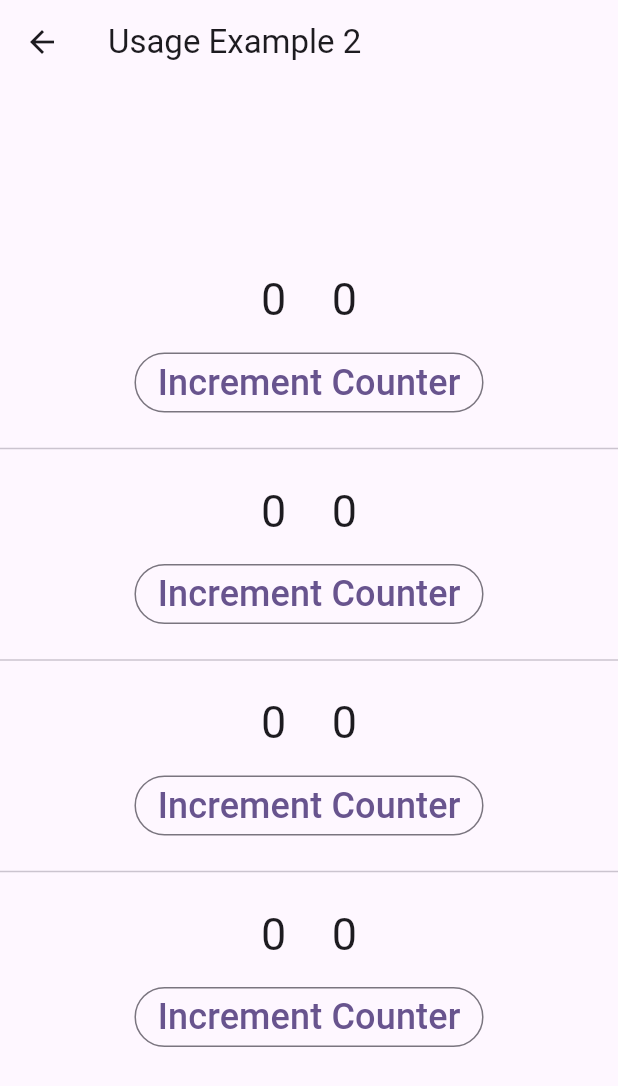
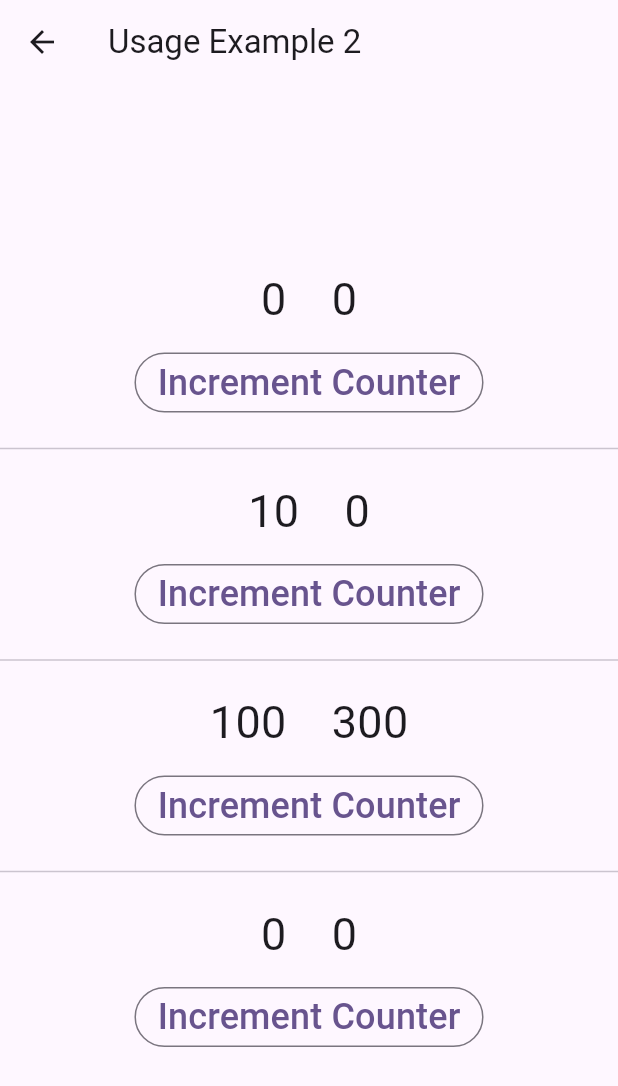
Before and after one commit to heavyfran/subtree_scope, a Flutter app: the screen it shows after launch, after a tap on "Usage Example 2", on a phone screen of 412 x 824 dp. Shown: the top 1086 px of the screen. Run offline on Flutter 3.47's test engine with Material 2 defaults, Android fonts, the phone set to English and light mode, and no system bars; our stand-ins replace flutter_riverpod, riverpod_annotation; generated files the repository leaves out were written again.

Commit message:
usage example 2

```diff
--- a/lib/pages/example2_page.dart
+++ b/lib/pages/example2_page.dart
@@ -1,5 +1,37 @@
 import 'package:flutter/material.dart';
 import 'package:flutter_riverpod/flutter_riverpod.dart';
+import 'package:riverpod_annotation/riverpod_annotation.dart';
+
+part 'example2_page.g.dart';
+
+@Riverpod(keepAlive: true, dependencies: [])
+class Ex2Counter extends _$Ex2Counter {
+  @override
+  int build() {
+    return 0;
+  }
+
+  void increment() => state++;
+}
+
+class Ex2Counter10 extends Ex2Counter {
+  @override
+  int build() {
+    return 10;
+  }
+}
+
+class Ex2Counter100 extends Ex2Counter {
+  @override
+  int build() {
+    return 100;
+  }
+}
+
+@Riverpod(dependencies: [Ex2Counter])
+int ex2AdjustedCounter(Ex2AdjustedCounterRef ref) {
+  return ref.watch(ex2CounterProvider) * 2;
+}
 
 class Example2Page extends ConsumerWidget {
   const Example2Page({super.key});
@@ -10,17 +42,33 @@ class Example2Page extends ConsumerWidget {
       appBar: AppBar(
         title: const Text('Usage Example 2'),
       ),
-      body: const Center(
+      body: Center(
         child: Column(
           mainAxisAlignment: MainAxisAlignment.center,
           children: [
-            CounterDisplay(),
-            Divider(height: 40),
-            CounterDisplay(),
-            Divider(height: 40),
-            CounterDisplay(),
-            Divider(height: 40),
-            CounterDisplay(),
+            ProviderScope(
+              overrides: [ex2CounterProvider],
+              child: const CounterDisplay(),
+            ),
+            const Divider(height: 40),
+            ProviderScope(
+              overrides: [
+                ex2CounterProvider.overrideWith(() => Ex2Counter10())
+              ],
+              child: const CounterDisplay(),
+            ),
+            const Divider(height: 40),
+            ProviderScope(
+              overrides: [
+                ex2CounterProvider.overrideWith(() => Ex2Counter100()),
+                ex2AdjustedCounterProvider.overrideWith(
+                  (ref) => ref.watch(ex2CounterProvider) * 3,
+                ),
+              ],
+              child: const CounterDisplay(),
+            ),
+            const Divider(height: 40),
+            const CounterDisplay(),
           ],
         ),
       ),
@@ -33,20 +81,25 @@ class CounterDisplay extends ConsumerWidget {
 
   @override
   Widget build(BuildContext context, WidgetRef ref) {
+    final counter = ref.watch(ex2CounterProvider);
+    final adjCounter = ref.watch(ex2AdjustedCounterProvider);
+
     return Column(
       mainAxisSize: MainAxisSize.min,
       children: [
-        const Row(
+        Row(
           mainAxisAlignment: MainAxisAlignment.center,
           children: [
-            Text('0'),
-            SizedBox(width: 30),
-            Text('0'),
+            Text('$counter'),
+            const SizedBox(width: 30),
+            Text('$adjCounter'),
           ],
         ),
         const SizedBox(height: 10),
         OutlinedButton(
-          onPressed: () {},
+          onPressed: () {
+            ref.read(ex2CounterProvider.notifier).increment();
+          },
           child: const Text('Increment Counter'),
         ),
       ],
```
Also changed, not shown: lib/pages/example2_page.g.dart (added).
